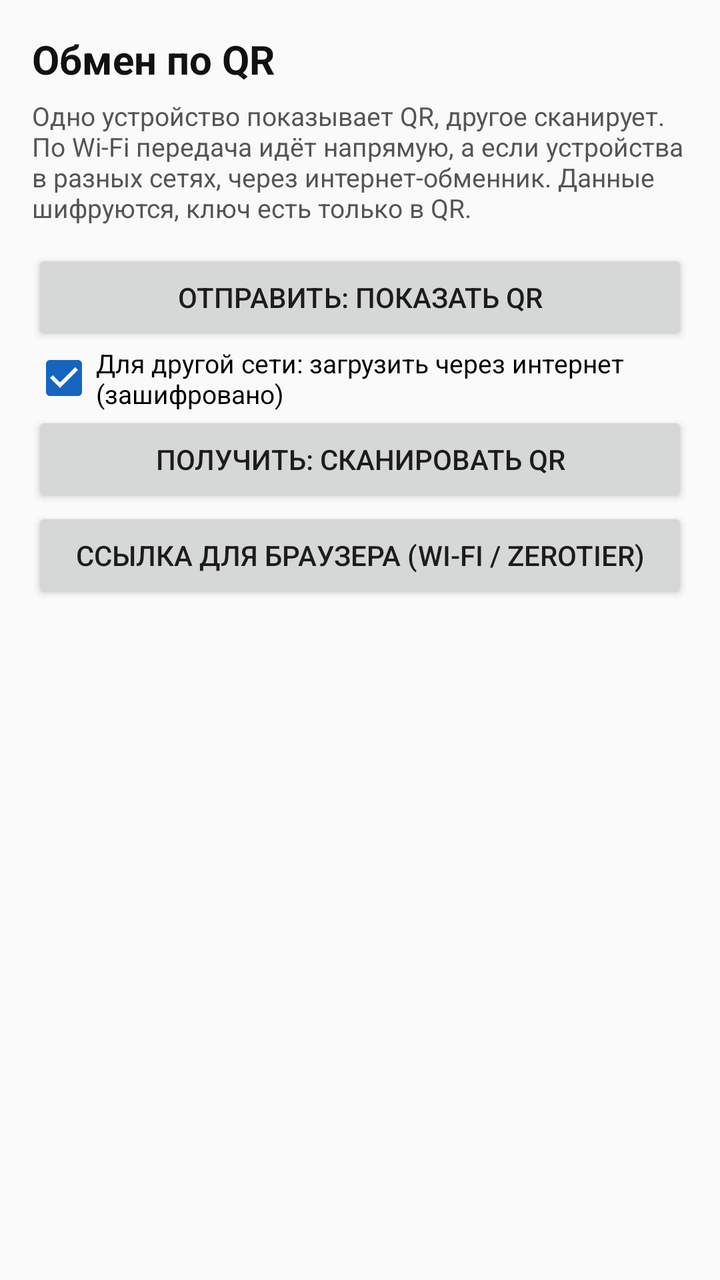
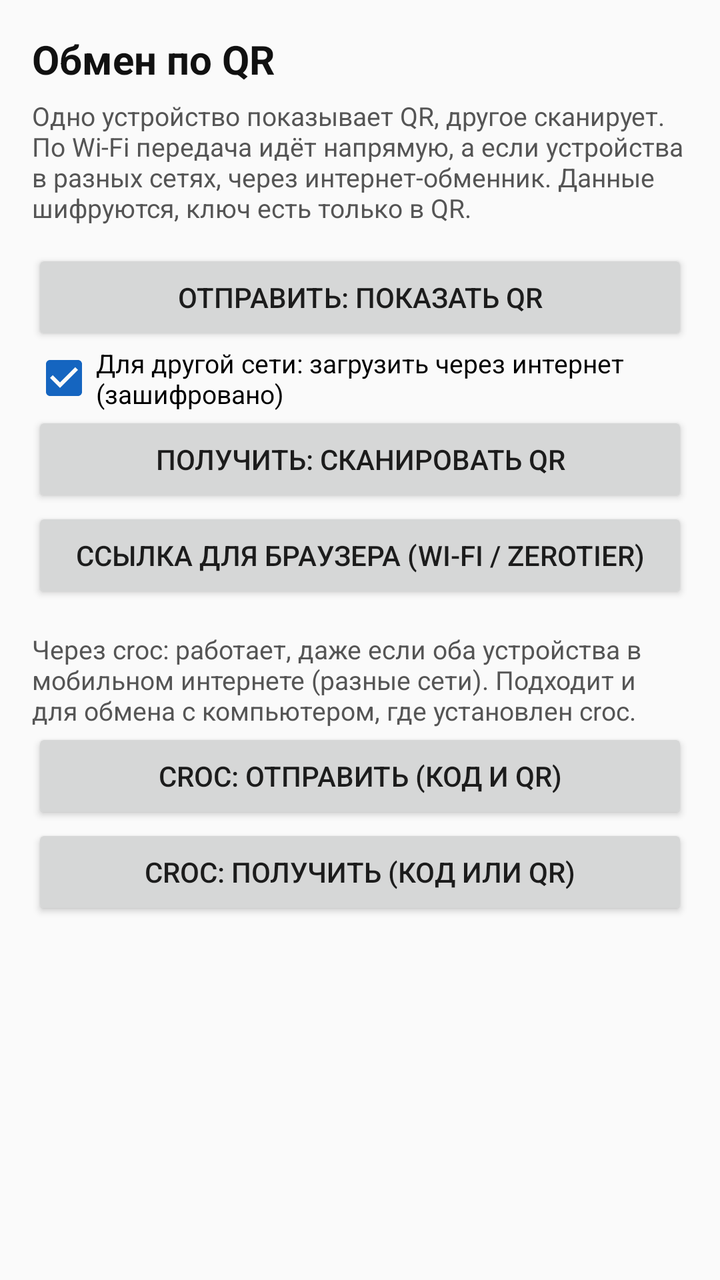

Two renders of the same Android screen: before a commit and after it. Below are the layout's source before the change and the commit's diff.
<!-- AndroidManifest.xml: application theme AppTheme -->
<!-- res/layout/activity_exchange.xml -->
<?xml version="1.0" encoding="utf-8"?>
<ScrollView xmlns:android="http://schemas.android.com/apk/res/android"
    android:layout_width="match_parent"
    android:layout_height="match_parent"
    android:background="#FAFAFA">

    <LinearLayout
        android:layout_width="match_parent"
        android:layout_height="wrap_content"
        android:orientation="vertical"
        android:padding="16dp">

        <TextView
            android:layout_width="match_parent"
            android:layout_height="wrap_content"
            android:text="Обмен по QR"
            android:textColor="#111111"
            android:textSize="20sp"
            android:textStyle="bold" />

        <TextView
            android:layout_width="match_parent"
            android:layout_height="wrap_content"
            android:paddingTop="6dp"
            android:text="Одно устройство показывает QR, другое сканирует. По Wi‑Fi передача идёт напрямую, а если устройства в разных сетях, через интернет-обменник. Данные шифруются, ключ есть только в QR."
            android:textColor="#555555"
            android:textSize="13sp" />

        <Button
            android:id="@+id/btnSend"
            android:layout_width="match_parent"
            android:layout_height="wrap_content"
            android:layout_marginTop="12dp"
            android:text="Отправить: показать QR" />

        <CheckBox
            android:id="@+id/cbNet"
            android:layout_width="match_parent"
            android:layout_height="wrap_content"
            android:checked="true"
            android:text="Для другой сети: загрузить через интернет (зашифровано)"
            android:textSize="13sp" />

        <Button
            android:id="@+id/btnReceive"
            android:layout_width="match_parent"
            android:layout_height="wrap_content"
            android:text="Получить: сканировать QR" />

        <Button
            android:id="@+id/btnWeb"
            android:layout_width="match_parent"
            android:layout_height="wrap_content"
            android:text="Ссылка для браузера (Wi‑Fi / ZeroTier)" />

        <ProgressBar
            android:id="@+id/progress"
            style="?android:attr/progressBarStyleHorizontal"
            android:layout_width="match_parent"
            android:layout_height="wrap_content"
            android:layout_marginTop="12dp"
            android:visibility="gone" />

        <ImageView
            android:id="@+id/qrView"
            android:layout_width="300dp"
            android:layout_height="300dp"
            android:layout_gravity="center_horizontal"
            android:layout_marginTop="12dp"
            android:background="#FFFFFF"
            android:visibility="gone" />

        <TextView
            android:id="@+id/status"
            android:layout_width="match_parent"
            android:layout_height="wrap_content"
            android:paddingTop="10dp"
            android:textColor="#222222"
            android:textSize="14sp" />
    </LinearLayout>
</ScrollView>
<!-- resources referenced by this layout -->
<resources>
  <style name="AppTheme" parent="Theme.AppCompat.Light.NoActionBar">
          <item name="colorPrimary">#1565C0</item>
          <item name="colorPrimaryDark">#0D47A1</item>
          <item name="colorAccent">#1565C0</item>
          <item name="android:statusBarColor">#0D47A1</item>
      </style>
</resources>

<!-- the commit's change to res/layout/activity_exchange.xml (unified diff, before → after) -->
@@ -53,6 +53,33 @@
             android:layout_height="wrap_content"
             android:text="Ссылка для браузера (Wi‑Fi / ZeroTier)" />
 
+        <TextView
+            android:layout_width="match_parent"
+            android:layout_height="wrap_content"
+            android:paddingTop="14dp"
+            android:text="Через croc: работает, даже если оба устройства в мобильном интернете (разные сети). Подходит и для обмена с компьютером, где установлен croc."
+            android:textColor="#555555"
+            android:textSize="13sp" />
+
+        <Button
+            android:id="@+id/btnCrocSend"
+            android:layout_width="match_parent"
+            android:layout_height="wrap_content"
+            android:text="croc: отправить (код и QR)" />
+
+        <Button
+            android:id="@+id/btnCrocRecv"
+            android:layout_width="match_parent"
+            android:layout_height="wrap_content"
+            android:text="croc: получить (код или QR)" />
+
+        <Button
+            android:id="@+id/btnCrocCancel"
+            android:layout_width="match_parent"
+            android:layout_height="wrap_content"
+            android:text="Остановить croc"
+            android:visibility="gone" />
+
         <ProgressBar
             android:id="@+id/progress"
             style="?android:attr/progressBarStyleHorizontal"
